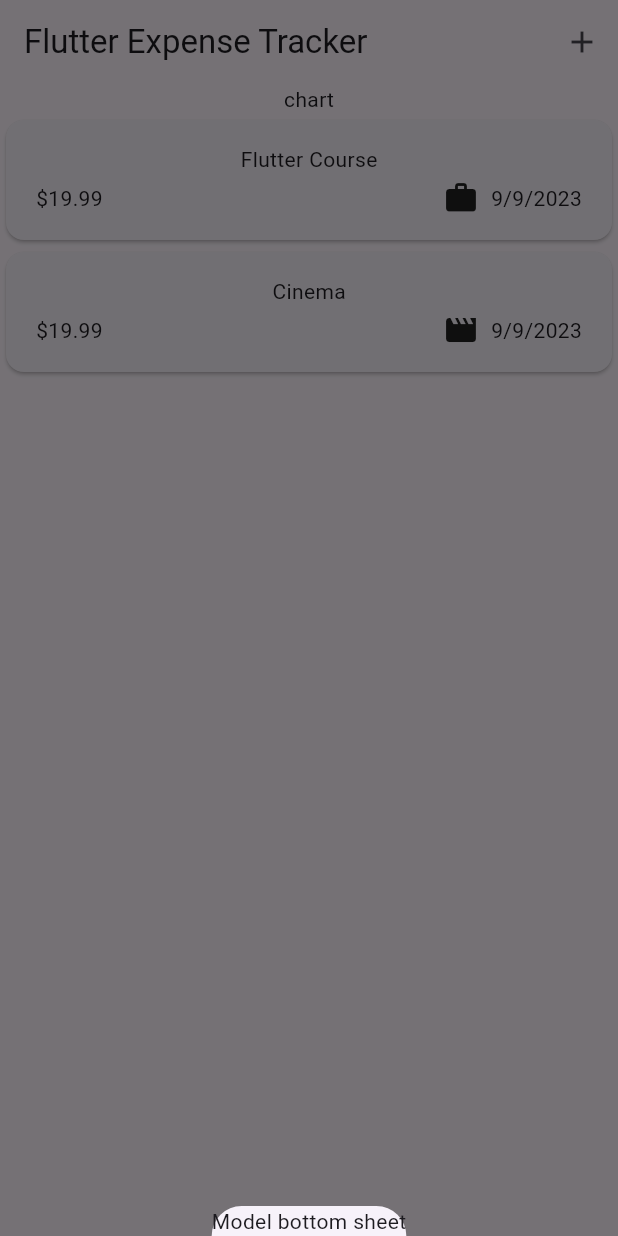
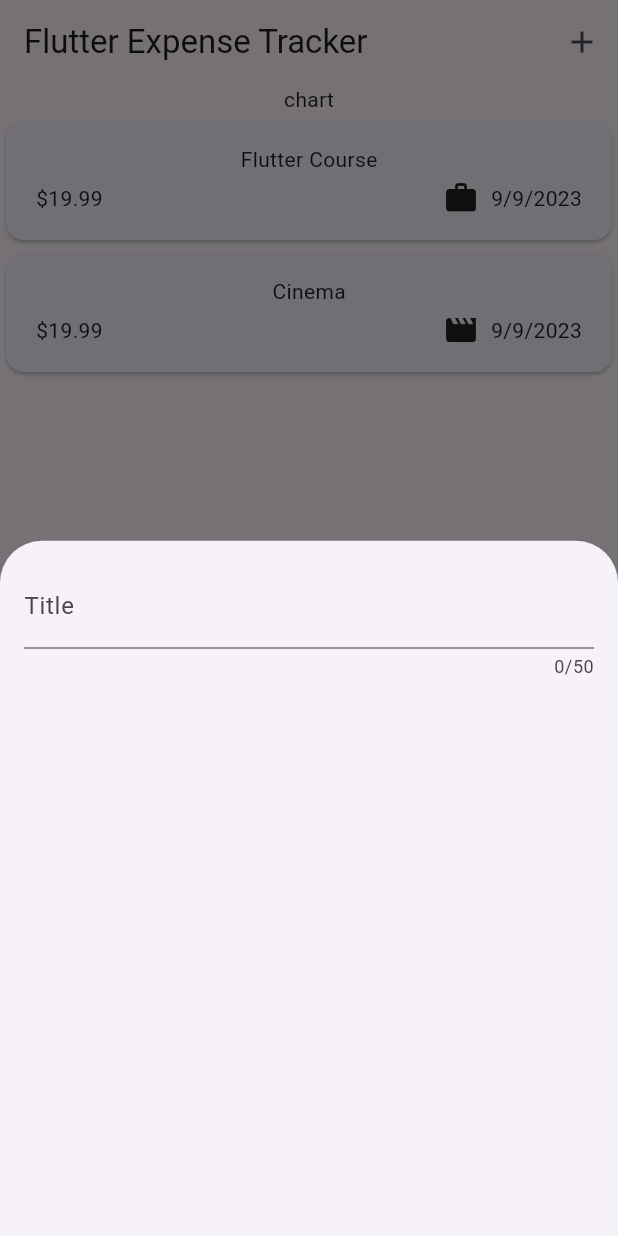
Before and after one commit to alisalali/flutter_expense_tracker, a Flutter app: the screen it shows after launch, after a tap on the "add" icon, on a phone screen of 412 x 824 dp. Run offline on Flutter 3.47's test engine with Material 2 defaults, Android fonts, the phone set to English and light mode, and no system bars.

Commit message:
handling user (TextField)

```diff
--- a/lib/expenses.dart
+++ b/lib/expenses.dart
@@ -1,3 +1,4 @@
+import 'package:expense_tracker/widgets/expenses_list/new_expense.dart';
 import 'package:flutter/material.dart';
 
 import 'package:expense_tracker/widgets/expenses_list/expenses_list.dart';
@@ -34,7 +35,7 @@ class _ExpensesState extends State<Expenses> {
            context property is metadata collection mange by flutter
            overall widget tree extend by the class
        */
-      builder: (ctx) => const Text("Model bottom sheet"),
+      builder: (ctx) => const NewExpense(),
     );
   }
 
--- /dev/null
+++ b/lib/widgets/expenses_list/new_expense.dart
@@ -0,0 +1,33 @@
+import 'package:expense_tracker/models/expense.dart';
+import 'package:flutter/material.dart';
+
+class NewExpense extends StatefulWidget {
+  const NewExpense({super.key});
+
+  @override
+  State<NewExpense> createState() {
+    return _NewExpenseState();
+  }
+}
+
+class _NewExpenseState extends State<NewExpense> {
+  @override
+  Widget build(BuildContext context) {
+    return const Padding(
+      padding: EdgeInsets.all(16),
+      child: Column(
+        children: [
+          // Creates a Material Design text field.
+          TextField(
+            maxLength: 50,
+            keyboardType: TextInputType.name,
+            decoration: InputDecoration(
+              //The decoration to show around the text field.
+              label: Text("Title"),
+            ),
+          ),
+        ],
+      ),
+    );
+  }
+}
```
